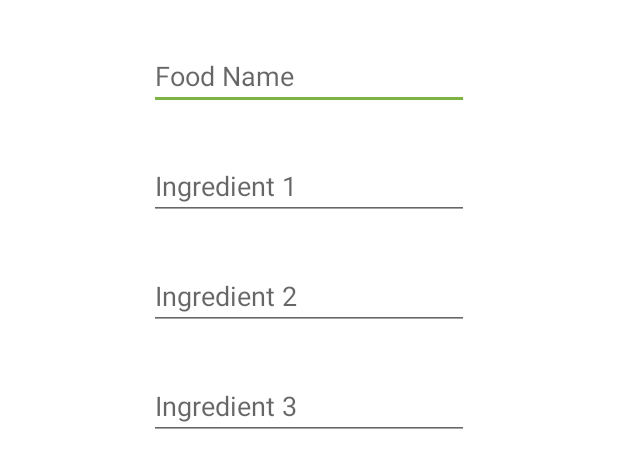
After one commit to pAplakidis/ELLIOT, an Android app: the layout dialog_texts_camera.xml on its own in the app's theme, with its tools: preview values and no code run, on a phone screen of 412 x 824 dp. The commit adds this screen. Shown: the top 468 px of the screen. Run offline under Robolectric (Android 15) with nearby library versions, the phone set to English and light mode, and no system bars.

Commit message:
Added dialogs for manual food insertion Added camera back button Connected camera with the main activity via the button

```diff
--- a/app/src/main/java/com/example/elliot/MainActivity.kt
+++ b/app/src/main/java/com/example/elliot/MainActivity.kt
@@ -1,11 +1,13 @@
 package com.example.elliot
 
+import android.content.Intent
 import androidx.appcompat.app.AppCompatActivity
 import android.os.Bundle
 import androidx.navigation.fragment.NavHostFragment
 import androidx.navigation.ui.setupWithNavController
 
 import com.google.android.material.bottomnavigation.BottomNavigationView
+import com.google.android.material.floatingactionbutton.FloatingActionButton
 
 class MainActivity : AppCompatActivity() {
     override fun onCreate(savedInstanceState: Bundle?) {
@@ -19,5 +21,9 @@ class MainActivity : AppCompatActivity() {
 
         bottomNavigationView.setupWithNavController(navController)
 
+        val cameraButton = findViewById<FloatingActionButton>(R.id.floating_action_button)
+        cameraButton.setOnClickListener{
+            startActivity(Intent(this, CameraActivity::class.java))
+        }
     }
 }
--- a/app/src/main/res/layout/activity_main.xml
+++ b/app/src/main/res/layout/activity_main.xml
@@ -4,6 +4,7 @@
     xmlns:tools="http://schemas.android.com/tools"
     android:layout_width="match_parent"
     android:layout_height="match_parent"
+    android:id="@+id/activity_main"
     tools:context=".MainActivity">
 
     <com.google.android.material.floatingactionbutton.FloatingActionButton
--- /dev/null
+++ b/app/src/main/res/layout/dialog_texts_camera.xml
@@ -0,0 +1,51 @@
+<?xml version="1.0" encoding="utf-8"?>
+<androidx.constraintlayout.widget.ConstraintLayout xmlns:android="http://schemas.android.com/apk/res/android"
+    xmlns:app="http://schemas.android.com/apk/res-auto"
+    android:id="@+id/dialogTextsCamera"
+    android:layout_width="match_parent"
+    android:layout_height="match_parent">
+
+    <EditText
+        android:id="@+id/editTextFoodName"
+        android:layout_width="wrap_content"
+        android:layout_height="wrap_content"
+        android:layout_marginTop="28dp"
+        android:ems="10"
+        android:hint="Food Name"
+        app:layout_constraintEnd_toEndOf="parent"
+        app:layout_constraintStart_toStartOf="parent"
+        app:layout_constraintTop_toTopOf="parent" />
+
+    <EditText
+        android:id="@+id/editTextIngredient1"
+        android:layout_width="wrap_content"
+        android:layout_height="wrap_content"
+        android:layout_marginTop="28dp"
+        android:ems="10"
+        android:hint="Ingredient 1"
+        app:layout_constraintEnd_toEndOf="parent"
+        app:layout_constraintStart_toStartOf="parent"
+        app:layout_constraintTop_toBottomOf="@+id/editTextFoodName" />
+
+    <EditText
+        android:id="@+id/editTextIngredient2"
+        android:layout_width="wrap_content"
+        android:layout_height="wrap_content"
+        android:layout_marginTop="28dp"
+        android:ems="10"
+        android:hint="Ingredient 2"
+        app:layout_constraintEnd_toEndOf="parent"
+        app:layout_constraintStart_toStartOf="parent"
+        app:layout_constraintTop_toBottomOf="@+id/editTextIngredient1" />
+
+    <EditText
+        android:id="@+id/editTextIngredient3"
+        android:layout_width="wrap_content"
+        android:layout_height="wrap_content"
+        android:layout_marginTop="28dp"
+        android:ems="10"
+        android:hint="Ingredient 3"
+        app:layout_constraintEnd_toEndOf="parent"
+        app:layout_constraintStart_toStartOf="parent"
+        app:layout_constraintTop_toBottomOf="@+id/editTextIngredient2" />
+</androidx.constraintlayout.widget.ConstraintLayout>
--- a/build.gradle
+++ b/build.gradle
@@ -6,8 +6,8 @@ buildscript {
 
     }
     dependencies {
-        classpath "com.android.tools.build:gradle:7.0.3"
-        classpath 'org.jetbrains.kotlin:kotlin-gradle-plugin:1.5.31'
+        classpath 'com.android.tools.build:gradle:7.1.1'
+        classpath 'org.jetbrains.kotlin:kotlin-gradle-plugin:1.6.10'
 
         // NOTE: Do not place your application dependencies here; they belong
         // in the individual module build.gradle files
```
Also changed, not shown: app/build.gradle (+7 -7 lines), app/src/main/java/com/example/elliot/CameraActivity.kt (+61 -9 lines), app/src/main/res/drawable/ic_baseline_arrow_back_24.xml (added, +9 -0 lines), app/src/main/res/layout/activity_camera.xml (+14 -1 lines), gradle/wrapper/gradle-wrapper.properties.
